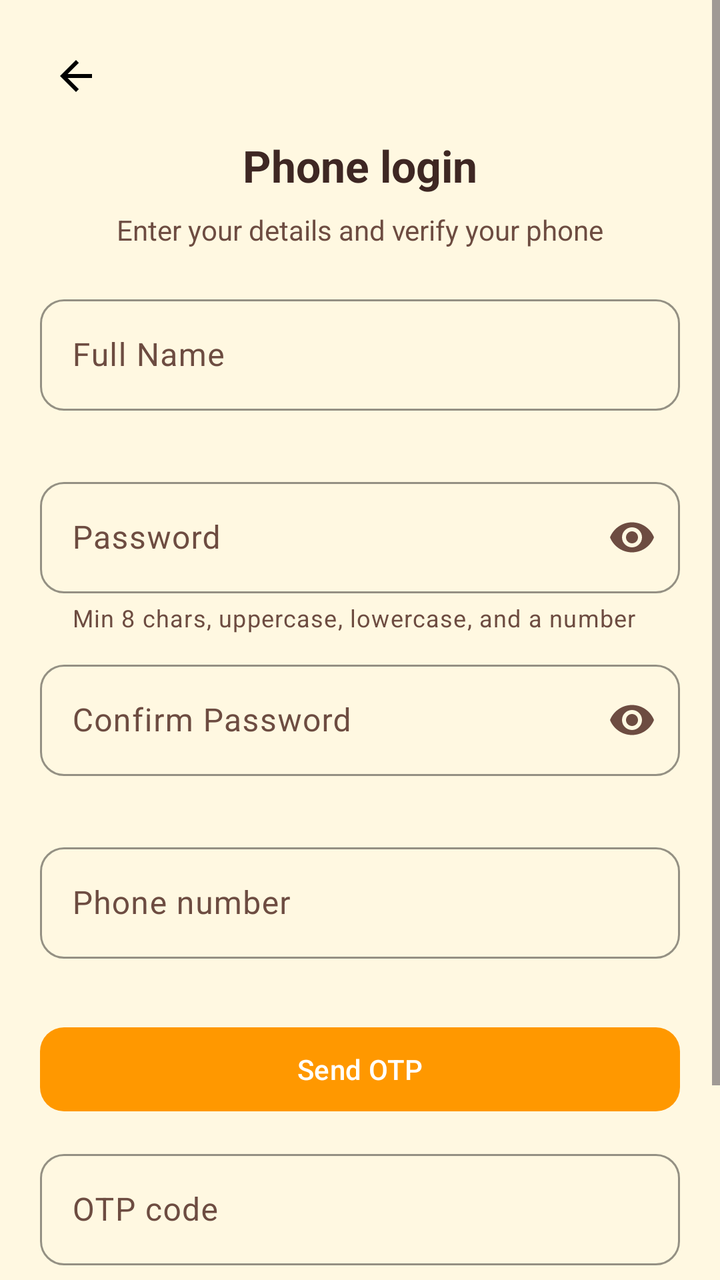
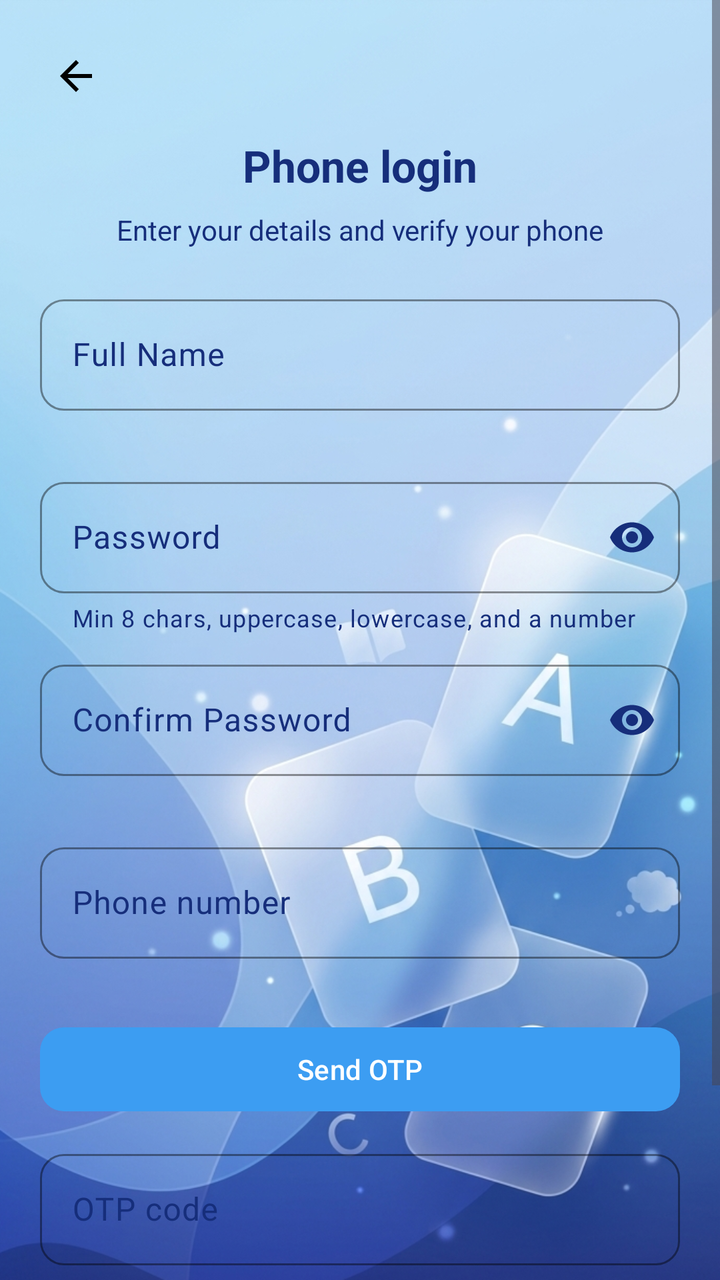

Compare the two renders of this Android layout. The source of the first and the diff that turns it into the second are given below.
<!-- AndroidManifest.xml: application theme Theme.SmartFlashCard -->
<!-- res/layout/activity_login_otp.xml -->
<?xml version="1.0" encoding="utf-8"?>
<ScrollView xmlns:android="http://schemas.android.com/apk/res/android"
    xmlns:app="http://schemas.android.com/apk/res-auto"
    xmlns:tools="http://schemas.android.com/tools"
    android:id="@+id/loginOtp"
    android:layout_width="match_parent"
    android:layout_height="match_parent"
    android:background="?android:attr/colorBackground"
    android:fillViewport="true">

    <LinearLayout
        android:layout_width="match_parent"
        android:layout_height="wrap_content"
        android:orientation="vertical"
        android:padding="20dp">

        <ImageView
            android:id="@+id/back"
            android:layout_width="36dp"
            android:layout_height="36dp"
            android:background="?attr/selectableItemBackgroundBorderless"
            android:contentDescription="@string/login_link"
            android:padding="6dp"
            android:src="@drawable/ic_back" />

        <TextView
            android:layout_width="wrap_content"
            android:layout_height="wrap_content"
            android:layout_gravity="center_horizontal"
            android:layout_marginTop="12dp"
            android:text="@string/otp_title"
            android:textColor="?attr/colorOnBackground"
            android:textSize="22sp"
            android:textStyle="bold" />

        <TextView
            android:layout_width="match_parent"
            android:layout_height="wrap_content"
            android:layout_marginTop="8dp"
            android:layout_marginBottom="20dp"
            android:gravity="center"
            android:text="@string/otp_subtitle"
            android:textColor="?attr/colorOnSurfaceVariant"
            android:textSize="14sp" />

        <com.google.android.material.textfield.TextInputLayout
            android:id="@+id/tilFullName"
            style="@style/Widget.SmartFlashCard.TextInput"
            android:layout_width="match_parent"
            android:layout_height="wrap_content"
            android:layout_marginBottom="10dp"
            android:hint="@string/signup_full_name"
            app:errorEnabled="true">

            <com.google.android.material.textfield.TextInputEditText
                android:id="@+id/edFullName"
                android:layout_width="match_parent"
                android:layout_height="wrap_content"
                android:inputType="textPersonName|textCapWords"
                android:maxLines="1" />
        </com.google.android.material.textfield.TextInputLayout>

        <com.google.android.material.textfield.TextInputLayout
            android:id="@+id/tilPassword"
            style="@style/Widget.SmartFlashCard.TextInput"
            android:layout_width="match_parent"
            android:layout_height="wrap_content"
            android:layout_marginBottom="10dp"
            android:hint="@string/signup_password"
            app:endIconMode="password_toggle"
            app:errorEnabled="true"
            app:helperText="@string/validation_password_hint"
            app:helperTextEnabled="true">

            <com.google.android.material.textfield.TextInputEditText
                android:id="@+id/edPassword"
                android:layout_width="match_parent"
                android:layout_height="wrap_content"
                android:inputType="textPassword"
                android:maxLines="1" />
        </com.google.android.material.textfield.TextInputLayout>

        <com.google.android.material.textfield.TextInputLayout
            android:id="@+id/tilConfirmPassword"
            style="@style/Widget.SmartFlashCard.TextInput"
            android:layout_width="match_parent"
            android:layout_height="wrap_content"
            android:layout_marginBottom="10dp"
            android:hint="@string/signup_confirm_password"
            app:endIconMode="password_toggle"
            app:errorEnabled="true">

            <com.google.android.material.textfield.TextInputEditText
                android:id="@+id/edConfirmPassword"
                android:layout_width="match_parent"
                android:layout_height="wrap_content"
                android:inputType="textPassword"
                android:maxLines="1" />
        </com.google.android.material.textfield.TextInputLayout>

        <com.google.android.material.textfield.TextInputLayout
            android:id="@+id/tilPhone"
            style="@style/Widget.SmartFlashCard.TextInput"
            android:layout_width="match_parent"
            android:layout_height="wrap_content"
            android:layout_marginBottom="10dp"
            android:hint="@string/otp_phone"
            app:errorEnabled="true"
            app:prefixText="+84 ">

            <com.google.android.material.textfield.TextInputEditText
                android:id="@+id/edphone"
                android:layout_width="match_parent"
                android:layout_height="wrap_content"
                android:inputType="phone"
                android:maxLines="1" />
        </com.google.android.material.textfield.TextInputLayout>

        <com.google.android.material.button.MaterialButton
            android:id="@+id/btngetotp"
            android:layout_width="match_parent"
            android:layout_height="50dp"
            android:text="@string/otp_get_code"
            android:textAllCaps="false"
            style="@style/Widget.SmartFlashCard.Button"
            app:cornerRadius="12dp" />

        <com.google.android.material.textfield.TextInputLayout
            android:id="@+id/tilOtp"
            style="@style/Widget.SmartFlashCard.TextInput"
            android:layout_width="match_parent"
            android:layout_height="wrap_content"
            android:layout_marginTop="12dp"
            android:hint="@string/otp_code"
            app:errorEnabled="true">

            <com.google.android.material.textfield.TextInputEditText
                android:id="@+id/edotp"
                android:layout_width="match_parent"
                android:layout_height="wrap_content"
                android:inputType="number"
                android:maxLength="6" />
        </com.google.android.material.textfield.TextInputLayout>

        <ProgressBar
            android:id="@+id/progressOtp"
            style="?android:attr/progressBarStyle"
            android:layout_width="wrap_content"
            android:layout_height="wrap_content"
            android:layout_gravity="center_horizontal"
            android:layout_marginTop="12dp"
            android:visibility="gone"
            tools:visibility="visible" />

        <com.google.android.material.button.MaterialButton
            android:id="@+id/btnloginotp"
            android:layout_width="match_parent"
            android:layout_height="50dp"
            android:layout_marginTop="16dp"
            android:layout_marginBottom="16dp"
            android:text="@string/otp_login"
            android:textAllCaps="false"
            style="@style/Widget.SmartFlashCard.Button"
            app:cornerRadius="12dp" />

    </LinearLayout>
</ScrollView>
<!-- resources referenced by this layout -->
<resources>
  <string name="login_link">Login</string>
  <string name="otp_code">OTP code</string>
  <string name="otp_get_code">Send OTP</string>
  <string name="otp_login">Confirm &amp; log in</string>
  <string name="otp_phone">Phone number</string>
  <string name="otp_subtitle">Enter your details and verify your phone</string>
  <string name="otp_title">Phone login</string>
  <string name="signup_confirm_password">Confirm Password</string>
  <string name="signup_full_name">Full Name</string>
  <string name="signup_password">Password</string>
  <string name="validation_password_hint">Min 8 chars, uppercase, lowercase, and a number</string>
  <style name="Widget.SmartFlashCard.Button" parent="Widget.Material3.Button">
          <item name="cornerRadius">@dimen/kid_corner_button</item>
          <item name="backgroundTint">?attr/colorPrimary</item>
          <item name="android:textColor">?attr/colorOnPrimary</item>
      </style>
  <style name="Theme.SmartFlashCard" parent="Base.Theme.SmartFlashCard" />
  <dimen name="kid_corner_button">16dp</dimen>
  <dimen name="kid_corner_small">12dp</dimen>
  <color name="md_theme_light_primary">#FF9800</color>
  <color name="md_theme_light_onPrimary">#FFFFFF</color>
  <color name="md_theme_light_primaryContainer">#FFE0B2</color>
  <color name="md_theme_light_onPrimaryContainer">#5D3200</color>
  <color name="md_theme_light_secondary">#00BCD4</color>
  <color name="md_theme_light_onSecondary">#FFFFFF</color>
  <color name="md_theme_light_secondaryContainer">#B2EBF2</color>
  <color name="md_theme_light_onSecondaryContainer">#006064</color>
  <color name="md_theme_light_tertiary">#66BB6A</color>
  <color name="md_theme_light_onTertiary">#FFFFFF</color>
  <color name="md_theme_light_tertiaryContainer">#C8E6C9</color>
  <color name="md_theme_light_onTertiaryContainer">#1B5E20</color>
  <color name="md_theme_light_background">#FFF8E1</color>
  <color name="md_theme_light_onBackground">#3E2723</color>
  <color name="md_theme_light_error">#E53935</color>
  <color name="md_theme_light_onError">#FFFFFF</color>
  <color name="md_theme_light_errorContainer">#FFCDD2</color>
  <color name="md_theme_light_onErrorContainer">#B71C1C</color>
  <color name="md_theme_light_surface">#FFFFFF</color>
  <color name="md_theme_light_onSurface">#3E2723</color>
  <color name="md_theme_light_surfaceVariant">#FFF3E0</color>
  <color name="md_theme_light_onSurfaceVariant">#6D4C41</color>
  <color name="md_theme_light_outline">#BCAAA4</color>
  <style name="Widget.SmartFlashCard.Card" parent="Widget.Material3.CardView.Elevated">
          <item name="cardCornerRadius">@dimen/kid_corner_card</item>
          <item name="cardElevation">@dimen/kid_elevation_card</item>
          <item name="cardBackgroundColor">?attr/colorSurface</item>
          <item name="strokeWidth">0dp</item>
      </style>
  <style name="Widget.SmartFlashCard.Fab" parent="Widget.Material3.FloatingActionButton.Primary">
          <item name="backgroundTint">?attr/colorSecondary</item>
          <item name="tint">?attr/colorOnSecondary</item>
          <item name="shapeAppearance">@style/ShapeAppearance.SmartFlashCard.Medium</item>
      </style>
  <style name="ShapeAppearance.SmartFlashCard.Small" parent="ShapeAppearance.Material3.Corner.Small">
          <item name="cornerSize">@dimen/kid_corner_small</item>
      </style>
  <style name="ShapeAppearance.SmartFlashCard.Medium" parent="ShapeAppearance.Material3.Corner.Medium">
          <item name="cornerSize">@dimen/kid_corner_button</item>
      </style>
  <style name="ShapeAppearance.SmartFlashCard.Large" parent="ShapeAppearance.Material3.Corner.Large">
          <item name="cornerSize">@dimen/kid_corner_card</item>
      </style>
  <dimen name="kid_corner_card">24dp</dimen>
  <dimen name="kid_elevation_card">4dp</dimen>
  <!-- unchanged entries left out for length: 4 -->
</resources>

<!-- the commit's change to res/layout/activity_login_otp.xml (unified diff, before → after) -->
@@ -5,7 +5,7 @@
     android:id="@+id/loginOtp"
     android:layout_width="match_parent"
     android:layout_height="match_parent"
-    android:background="?android:attr/colorBackground"
+    android:background="@drawable/bg"
     android:fillViewport="true">
 
     <LinearLayout
@@ -118,11 +118,11 @@
 
         <com.google.android.material.button.MaterialButton
             android:id="@+id/btngetotp"
+            style="@style/Widget.SmartFlashCard.Button"
             android:layout_width="match_parent"
             android:layout_height="50dp"
             android:text="@string/otp_get_code"
             android:textAllCaps="false"
-            style="@style/Widget.SmartFlashCard.Button"
             app:cornerRadius="12dp" />
 
         <com.google.android.material.textfield.TextInputLayout
@@ -154,13 +154,13 @@
 
         <com.google.android.material.button.MaterialButton
             android:id="@+id/btnloginotp"
+            style="@style/Widget.SmartFlashCard.Button"
             android:layout_width="match_parent"
             android:layout_height="50dp"
             android:layout_marginTop="16dp"
             android:layout_marginBottom="16dp"
             android:text="@string/otp_login"
             android:textAllCaps="false"
-            style="@style/Widget.SmartFlashCard.Button"
             app:cornerRadius="12dp" />
 
     </LinearLayout>
<!-- resource entries referenced after the edit -->
@@ -1,5 +1,6 @@
 <!-- resources referenced by this layout -->
 <resources>
+  <!-- drawable bg: png bitmap (drawable, 800499 bytes) -->
   <string name="login_link">Login</string>
   <string name="otp_code">OTP code</string>
   <string name="otp_get_code">Send OTP</string>
@@ -13,16 +14,16 @@
   <string name="validation_password_hint">Min 8 chars, uppercase, lowercase, and a number</string>
   <style name="Widget.SmartFlashCard.Button" parent="Widget.Material3.Button">
           <item name="cornerRadius">@dimen/kid_corner_button</item>
-          <item name="backgroundTint">?attr/colorPrimary</item>
+          <item name="backgroundTint">#3C9DF2</item>
           <item name="android:textColor">?attr/colorOnPrimary</item>
       </style>
   <style name="Theme.SmartFlashCard" parent="Base.Theme.SmartFlashCard" />
   <dimen name="kid_corner_button">16dp</dimen>
   <dimen name="kid_corner_small">12dp</dimen>
-  <color name="md_theme_light_primary">#FF9800</color>
+  <color name="md_theme_light_primary">#5E9ED9</color>
   <color name="md_theme_light_onPrimary">#FFFFFF</color>
-  <color name="md_theme_light_primaryContainer">#FFE0B2</color>
-  <color name="md_theme_light_onPrimaryContainer">#5D3200</color>
+  <color name="md_theme_light_primaryContainer">#A9DBFF</color>
+  <color name="md_theme_light_onPrimaryContainer">#162E7B</color>
   <color name="md_theme_light_secondary">#00BCD4</color>
   <color name="md_theme_light_onSecondary">#FFFFFF</color>
   <color name="md_theme_light_secondaryContainer">#B2EBF2</color>
@@ -31,17 +32,17 @@
   <color name="md_theme_light_onTertiary">#FFFFFF</color>
   <color name="md_theme_light_tertiaryContainer">#C8E6C9</color>
   <color name="md_theme_light_onTertiaryContainer">#1B5E20</color>
-  <color name="md_theme_light_background">#FFF8E1</color>
-  <color name="md_theme_light_onBackground">#3E2723</color>
+  <color name="md_theme_light_background">#A9DBFF</color>
+  <color name="md_theme_light_onBackground">#162E7B</color>
   <color name="md_theme_light_error">#E53935</color>
   <color name="md_theme_light_onError">#FFFFFF</color>
   <color name="md_theme_light_errorContainer">#FFCDD2</color>
   <color name="md_theme_light_onErrorContainer">#B71C1C</color>
   <color name="md_theme_light_surface">#FFFFFF</color>
-  <color name="md_theme_light_onSurface">#3E2723</color>
-  <color name="md_theme_light_surfaceVariant">#FFF3E0</color>
-  <color name="md_theme_light_onSurfaceVariant">#6D4C41</color>
-  <color name="md_theme_light_outline">#BCAAA4</color>
+  <color name="md_theme_light_onSurface">#162E7B</color>
+  <color name="md_theme_light_surfaceVariant">#A9DBFF</color>
+  <color name="md_theme_light_onSurfaceVariant">#162E7B</color>
+  <color name="md_theme_light_outline">#5E9ED9</color>
   <style name="Widget.SmartFlashCard.Card" parent="Widget.Material3.CardView.Elevated">
           <item name="cardCornerRadius">@dimen/kid_corner_card</item>
           <item name="cardElevation">@dimen/kid_elevation_card</item>
